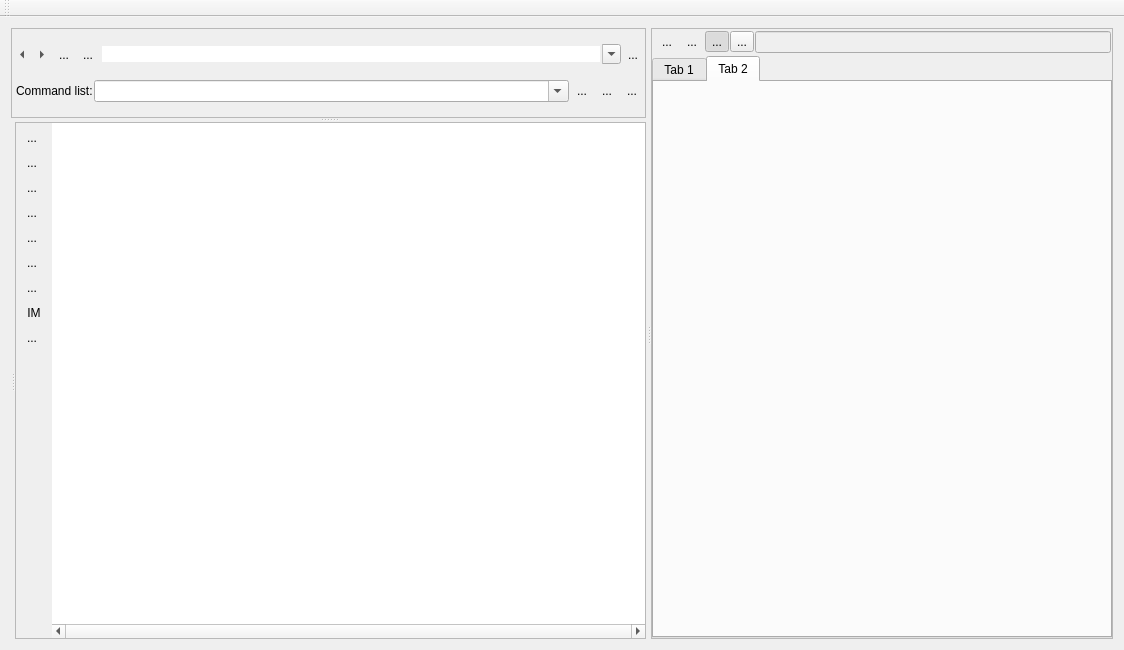
This is nutshellqt.ui in vjetten/NutShell as Qt 5 draws it before an edit. The edited form follows.
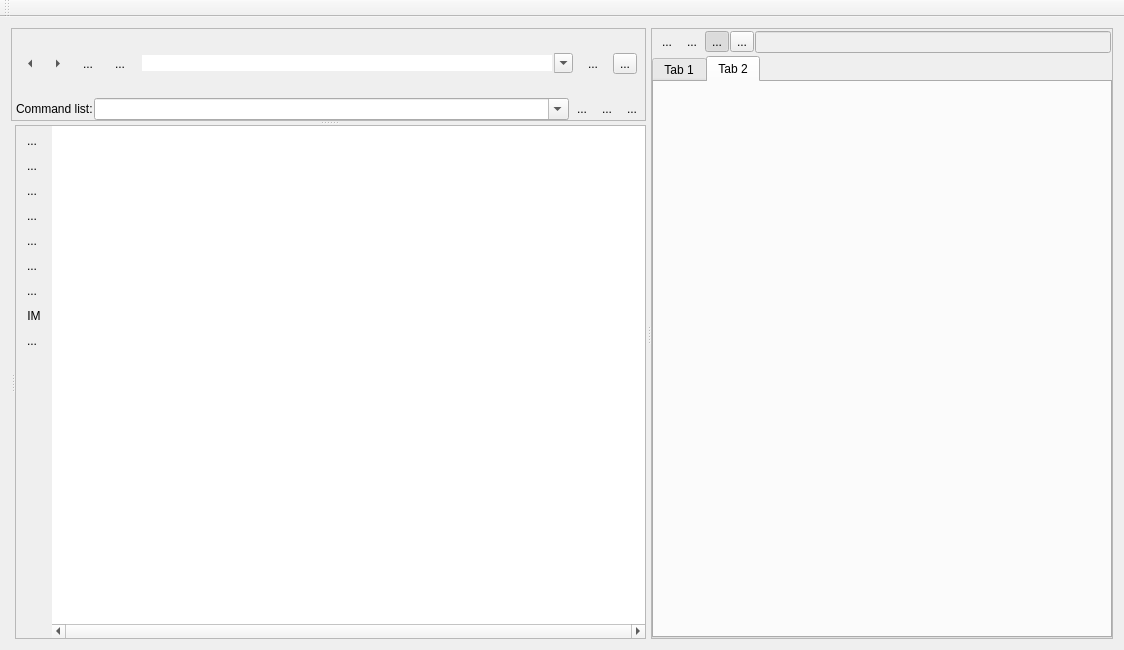
This is the edited form. Icons and pictures are not drawn.

Patch:
```diff
--- a/nutshellqt.ui
+++ b/nutshellqt.ui
@@ -100,21 +100,22 @@
           <number>0</number>
          </property>
          <item>
+          <widget class="QWidget" name="widget_workDir" native="true">
           <layout class="QHBoxLayout" name="horizontalLayoutWorkdir">
            <property name="spacing">
-            <number>0</number>
+             <number>8</number>
            </property>
            <property name="leftMargin">
-            <number>0</number>
+             <number>8</number>
            </property>
            <property name="topMargin">
-            <number>0</number>
+             <number>1</number>
            </property>
            <property name="rightMargin">
-            <number>0</number>
+             <number>8</number>
            </property>
            <property name="bottomMargin">
-            <number>0</number>
+             <number>1</number>
            </property>
            <item>
             <widget class="QToolButton" name="toolButton_dirprev">
@@ -257,7 +258,15 @@
              </property>
             </widget>
            </item>
-          </layout>
+            <item>
+             <widget class="QToolButton" name="toolButton_clearWorkdirs">
+              <property name="text">
+               <string>...</string>
+              </property>
+             </widget>
+            </item>
+           </layout>
+          </widget>
          </item>
          <item>
           <layout class="QVBoxLayout" name="verticalLayoutCmdlist">
```
Lines whose indentation alone changed are shown as unchanged.
